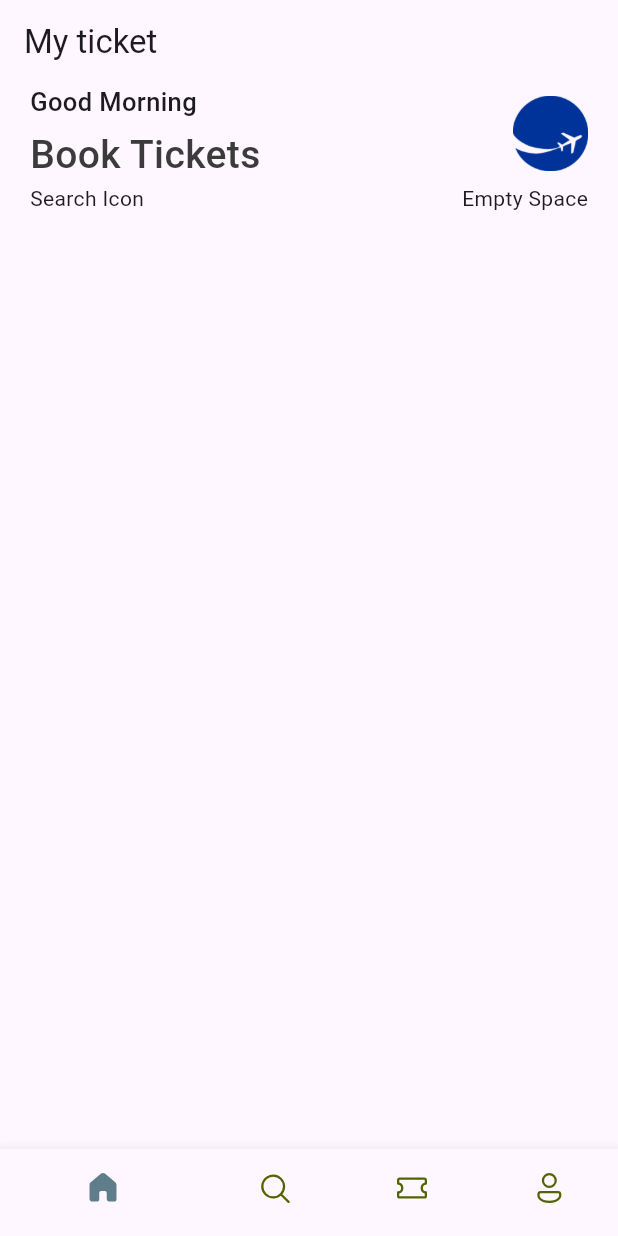
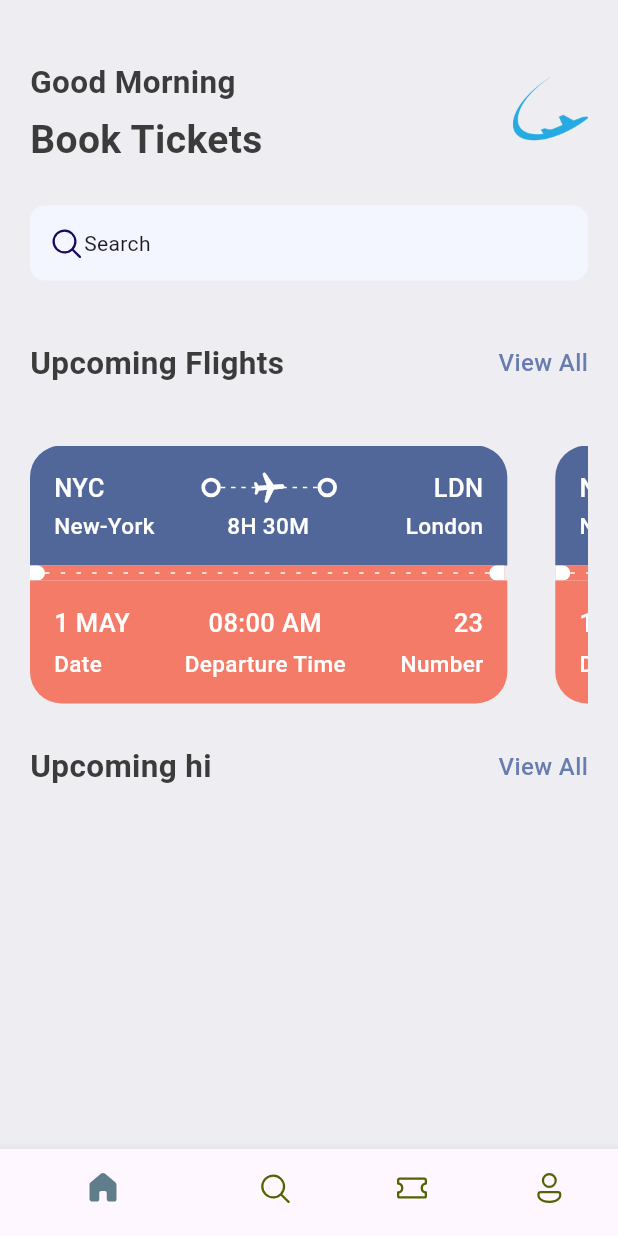
Before and after one commit to SitiFatimah0403/TicketApp_SSE3401, a Flutter app: the screen it shows after launch, on a phone screen of 412 x 824 dp. Run offline on Flutter 3.47's test engine with Material 3 defaults, Android fonts, the phone set to English and light mode, and no system bars; our stand-ins replace fluentui_icons.

Commit message:
Update: latest code and assets for TicketApp

```diff
--- a/lib/base/bottom_nav_bar.dart
+++ b/lib/base/bottom_nav_bar.dart
@@ -30,7 +30,7 @@ class _BottomNavBarState extends State<BottomNavBar> {
   @override
   Widget build(BuildContext context) {
     return Scaffold(
-      appBar: AppBar(title: const Text("My ticket")),
+
       body: appScreen[_selectedIndex], //Step 3: Show selected screen
       bottomNavigationBar: BottomNavigationBar(
         currentIndex: _selectedIndex, //Track current index
--- /dev/null
+++ b/lib/base/res/media.dart
@@ -0,0 +1,8 @@
+class AppMedia{
+ // static const _baseImage = "assets/images/"; //underscore = private variabless
+  static const logo = 'assets/images/Wv_logo_proposal_flying_plane_contorted.png';
+
+
+
+
+}
--- a/lib/base/res/styles/app_style.dart
+++ b/lib/base/res/styles/app_style.dart
@@ -1,18 +1,37 @@
+import 'package:flutter/cupertino.dart';
 import 'package:flutter/material.dart';
+import 'package:ticket_app_223846/base/res/styles/app_style.dart';
+import 'package:ticket_app_223846/base/res/styles/widgets/app_double_text.dart';
 
 Color primary = const Color(0xFF687daf);
 
-class AppStyle {
-  static Color primaryColur = primary;
-  static Color textColour = const Color(0xFF3b3b3b);
+class AppStyles {
+  static Color primaryColor = primary;
+  static Color bgColor = Color(0xFFeeeedF2);
 
-  static TextStyle headLineStyle1 = TextStyle( // sini tak leh letak const sbb color tu dynamic, can be changed any time
+  static Color textColor = Color(0xFF3b3b3b);
+  static Color ticketBlue = const Color(0xFF526799);
+  static Color ticketOrange = const Color(0xFFF37B67);
+  static TextStyle textStyle= TextStyle(fontSize: 16, color: textColor, fontWeight: FontWeight.w500);
+  static TextStyle headLineStyle1 = TextStyle(
     fontSize: 26,
-    fontWeight: FontWeight.w500,
-    color: AppStyle.textColour,
+    fontWeight: FontWeight.bold,
+    color: textColor,
   );
-  static TextStyle headLineStyle2 = const TextStyle(  //sini ada const sbb anak dia static
+
+  static TextStyle headLineStyle2 = TextStyle(
+    fontSize: 21,
+    fontWeight: FontWeight.bold,
+    color: textColor
+  );
+
+  static TextStyle headLineStyle3 = TextStyle(
     fontSize: 17,
     fontWeight: FontWeight.w500,
   );
+
+  static TextStyle headLineStyle4 = TextStyle(
+    fontSize: 15,
+    fontWeight: FontWeight.w500,
+  );
 }
--- /dev/null
+++ b/lib/base/res/styles/widgets/app_coloum_text_layout.dart
@@ -0,0 +1,22 @@
+import 'package:flutter/material.dart';
+import 'package:ticket_app_223846/base/res/styles/widgets/text_style_forth.dart';
+import 'package:ticket_app_223846/base/res/styles/widgets/text_style_third.dart';
+
+class AppColoumTextLayout extends StatelessWidget {
+  final String topText;
+  final String bottomText;
+  final CrossAxisAlignment alignment;
+  const AppColoumTextLayout({super.key, required this.topText, required this.bottomText, required this.alignment});
+
+  @override
+  Widget build(BuildContext context) {
+    return Column(
+      crossAxisAlignment: alignment,
+      children: [
+        TextStyleThird(text: topText),
+        const SizedBox(height: 5),
+        TextStyleForth(text: bottomText),
+      ],
+    );
+  }
+}
--- /dev/null
+++ b/lib/base/res/styles/widgets/app_double_text.dart
@@ -0,0 +1,27 @@
+import 'package:flutter/material.dart';
+import 'package:ticket_app_223846/base/res/styles/app_style.dart';
+
+class AppDoubleText extends StatelessWidget {
+  const AppDoubleText({Key? key, required this.bigText, required this.smallText}) : super(key: key);
+
+  final String bigText;
+  final String smallText;
+
+  @override
+  Widget build(BuildContext context) {
+    return Row(
+      mainAxisAlignment: MainAxisAlignment.spaceBetween,
+      children: [
+        Text(bigText, style: AppStyles.headLineStyle2),
+        InkWell(
+          onTap: () {
+            // Add your tap logic here
+          },
+          child: Text(smallText, style: AppStyles.textStyle.copyWith(
+            color: AppStyles.primaryColor
+          )),
+        )
+      ],
+    );
+  }
+}
--- /dev/null
+++ b/lib/base/res/styles/widgets/app_layoutbuilder_widget.dart
@@ -0,0 +1,27 @@
+import 'package:flutter/material.dart';
+
+class AppLayoutBuilderWidget extends StatelessWidget {
+  final int randomDivider;
+
+  const AppLayoutBuilderWidget({super.key, required this.randomDivider});
+
+  @override
+  Widget build(BuildContext context) {
+    return LayoutBuilder(builder: (BuildContext context, BoxConstraints constraints){
+      print("${constraints.constrainWidth()/randomDivider.floor()}");
+      return Row(
+        mainAxisAlignment: MainAxisAlignment.spaceBetween,
+        //direction: Axis.horizontal,
+        children: List.generate((constraints.constrainWidth()/randomDivider).floor(), (index) => SizedBox(
+          width: 3, height: 1, child: DecoratedBox(decoration: BoxDecoration(
+            color: Colors.white,
+          )),
+        )),
+
+
+      );
+
+
+    });
+  }
+}
--- /dev/null
+++ b/lib/base/res/styles/widgets/big_circle.dart
@@ -0,0 +1,29 @@
+import 'package:flutter/material.dart';
+
+class BigCircle extends StatelessWidget {
+  final bool isRight; // Specify type
+
+  const BigCircle({super.key, required this.isRight}); // Fix colon
+
+  @override
+  Widget build(BuildContext context) {
+    return SizedBox(
+      height: 20,
+      width: 10,
+      child: DecoratedBox(
+        decoration: BoxDecoration(
+          color: Colors.white,
+          borderRadius: isRight
+              ? const BorderRadius.only(
+                  topLeft: Radius.circular(10),
+                  bottomLeft: Radius.circular(10),
+                )
+              : const BorderRadius.only(
+                  topRight: Radius.circular(10),
+                  bottomRight: Radius.circular(10),
+                ),
+        ),
+      ),
+    );
+  }
+}
--- /dev/null
+++ b/lib/base/res/styles/widgets/big_dot.dart
@@ -0,0 +1,17 @@
+import 'package:flutter/material.dart';
+
+class BigDot extends StatelessWidget {
+  const BigDot({super.key});
+
+  @override
+  Widget build(BuildContext context) {
+    return Container(
+      padding: EdgeInsets.all(4),
+      decoration: BoxDecoration(
+        border: Border.all(width: 2.5, color: Colors.white),
+        borderRadius: BorderRadius.circular(20)
+      ),
+
+    );
+  }
+}
--- /dev/null
+++ b/lib/base/res/styles/widgets/text_style_forth.dart
@@ -0,0 +1,17 @@
+import 'package:flutter/material.dart';
+import 'package:ticket_app_223846/base/res/styles/app_style.dart';
+
+class TextStyleForth extends StatelessWidget {
+  final String text;
+  final TextAlign align;
+  const TextStyleForth({super.key, required this.text, this.align= TextAlign.start});
+
+  @override
+  Widget build(BuildContext context) {
+    return Text(
+      text,
+      textAlign: align,
+      style: AppStyles.headLineStyle4.copyWith(color: Colors.white),
+    );
+  }
+}
--- /dev/null
+++ b/lib/base/res/styles/widgets/text_style_third.dart
@@ -0,0 +1,17 @@
+import 'package:flutter/material.dart';
+import 'package:ticket_app_223846/base/res/styles/app_style.dart';
+
+class TextStyleThird extends StatelessWidget {
+  final String text;
+  final TextAlign align;
+  const TextStyleThird({super.key, required this.text,  this.align= TextAlign.start});
+
+  @override
+  Widget build(BuildContext context) {
+    return Text(
+      text,
+      textAlign: align,
+      style: AppStyles.headLineStyle3.copyWith(color: Colors.white),
+    );
+  }
+}
--- /dev/null
+++ b/lib/base/utils/all_jsn.dart
@@ -0,0 +1,43 @@
+List<Map<String, dynamic>> ticketList = [
+  {
+    'from': {
+      'code':"NYC",
+      'name':"New-York"
+    },
+    'to': {
+      'code':"LDN",
+      'name':"London"
+    },
+    'flying_time': '8H 30M',
+    'date': "1 MAY",
+    'departure_time':"08:00 AM",
+    "number":23
+  },
+  {
+    'from': {
+      'code':"DK",
+      'name':"Dhaka"
+    },
+    'to': {
+      'code':"SH",
+      'name':"Shanghai"
+    },
+    'flying_time': '4H 20M',
+    'date': "10 MAY",
+    'departure_time':"09:00 AM",
+    "number":45
+  },
+];
+class AppRoutes{
+
+  static const homePage = "/";
+
+  static const allTickets = "/all_tickets";
+
+  static const ticketScreen = "/ticket_screen";
+
+  static const allHotels = "/all_hotels";
+
+  static const hotelDetail = "/hotel_detail";
+
+}
--- a/lib/main.dart
+++ b/lib/main.dart
@@ -29,13 +29,12 @@ class MyApp extends StatelessWidget {
   @override
   Widget build(BuildContext context) {
     return MaterialApp(
-
+      debugShowCheckedModeBanner: false,
       title: 'Flutter Demo',
       theme: ThemeData(
         colorScheme: ColorScheme.fromSeed(seedColor: const Color.fromARGB(255, 153, 110, 227)),
       ),
-      home:  BottomNavBar()
+      home: BottomNavBar(),
     );
-
   }
 }
--- a/lib/screens/home_screen.dart
+++ b/lib/screens/home_screen.dart
@@ -1,5 +1,9 @@
+import 'package:fluentui_icons/fluentui_icons.dart';
 import 'package:flutter/material.dart';
+import 'package:ticket_app_223846/base/res/media.dart';
 import 'package:ticket_app_223846/base/res/styles/app_style.dart';
+import 'package:ticket_app_223846/base/res/styles/widgets/app_double_text.dart';
+import 'package:ticket_app_223846/screens/ticket_view.dart';
 
 class HomeScreen extends StatelessWidget {
   const HomeScreen({super.key});
@@ -7,8 +11,10 @@ class HomeScreen extends StatelessWidget {
   @override
   Widget build(BuildContext context) {
     return Scaffold(
+      backgroundColor: AppStyles.bgColor,
       body: ListView(
         children: [
+          const SizedBox(height: 40),
           Container(
             padding: const EdgeInsets.symmetric(horizontal: 20),
 
@@ -23,16 +29,12 @@ class HomeScreen extends StatelessWidget {
                       crossAxisAlignment: CrossAxisAlignment.start,
 
                       children: [
-                        Text(
-                          "Good Morning",
-                          style: AppStyle.headLineStyle2
-                        ),
-                        const SizedBox(height: 5), //to create space between 2 lines
+                        Text("Good Morning", style: AppStyles.headLineStyle2),
+                        const SizedBox(
+                          height: 5,
+                        ), //to create space between 2 lines
 
-                        Text(
-                          "Book Tickets",
-                          style: AppStyle.headLineStyle1
-                        ),
+                        Text("Book Tickets", style: AppStyles.headLineStyle1),
                       ],
                     ),
                     Container(
@@ -41,19 +43,56 @@ class HomeScreen extends StatelessWidget {
                       decoration: BoxDecoration(
                         borderRadius: BorderRadius.circular(10),
                         image: DecorationImage(
-                          image: AssetImage("assets/images/pngwing.com.png"))
+                          image: AssetImage(AppMedia.logo),
+                        ),
                       ),
-
-
-                      ),//adding image
+                    ), //adding image
                   ],
                 ),
-                Row(
-                  //apply style to the row widgets :
-                  mainAxisAlignment: MainAxisAlignment.spaceBetween,
+                SizedBox(height: 25),
+                Container(
+                  width: double.infinity, // or set a reasonable width like 200
+                  height: 50,
+                  padding: const EdgeInsets.symmetric(
+                    horizontal: 12,
+                    vertical: 12,
+                  ),
+                  decoration: BoxDecoration(
+                    borderRadius: BorderRadius.circular(10),
+                    color: const Color.fromARGB(255, 244, 246, 255),
+                  ),
+                  child: const Row(
+                    //mainAxisAlignment: MainAxisAlignment.spaceBetween,
+                    children: [
+                      Icon(
+                        FluentSystemIcons.ic_fluent_search_regular,
+                        color: Color.fromARGB(255, 25, 8, 95),
+                      ),
+                      Text("Search"),
+                    ],
+                  ),
+                ),
+                const SizedBox(height: 40),
+                const AppDoubleText(
+                  bigText: 'Upcoming Flights',
+                  smallText: 'View All',
+                ),
 
-                  children: [Text("Search Icon"), Text("Empty Space")],
+                const SizedBox(height: 40),
+                const SingleChildScrollView(
+                  scrollDirection: Axis.horizontal,
+                  child: Row(
+                    children: [
+                      TicketView(),
+                      TicketView(),
+                    ],
+                  )),
+                const SizedBox(height: 20),
+                const AppDoubleText(
+                  bigText: 'Upcoming hi',
+                  smallText: 'View All',
                 ),
+                const SizedBox(height: 20),
               ],
             ),
           ),
--- /dev/null
+++ b/lib/screens/ticket_view.dart
@@ -0,0 +1,128 @@
+import 'package:flutter/cupertino.dart';
+import 'package:flutter/material.dart';
+import 'package:ticket_app_223846/base/res/styles/app_style.dart';
+import 'package:ticket_app_223846/base/res/styles/widgets/app_coloum_text_layout.dart';
+import 'package:ticket_app_223846/base/res/styles/widgets/app_layoutbuilder_widget.dart';
+import 'package:ticket_app_223846/base/res/styles/widgets/big_circle.dart';
+import 'package:ticket_app_223846/base/res/styles/widgets/big_dot.dart';
+import 'package:ticket_app_223846/base/res/styles/widgets/text_style_forth.dart';
+import 'package:ticket_app_223846/base/res/styles/widgets/text_style_third.dart';
+
+class TicketView extends StatelessWidget {
+  const TicketView({super.key});
+
+  @override
+  Widget build(BuildContext context) {
+    final size = MediaQuery.of(context).size;
+
+    return SizedBox(
+      width: size.width * 0.85,
+      height: 179,
+      child: Container(
+        margin: const EdgeInsets.only(right: 16),
+        child: Column(
+          children: [
+            // Top blue section
+            Container(
+              margin: const EdgeInsets.only(right: 16),
+              padding: const EdgeInsets.all(16),
+              decoration: BoxDecoration(
+                color: AppStyles.ticketBlue,
+                borderRadius: const BorderRadius.only(
+                  topLeft: Radius.circular(21),
+                  topRight: Radius.circular(21),
+                ),
+              ),
+              child: Column(
+                children: [
+                  // First row: airport codes with icons
+                  Row(
+                    mainAxisAlignment: MainAxisAlignment.spaceBetween,
+                    children: [
+                      const TextStyleThird(text: "NYC"),
+                      const Spacer(),
+                      const BigDot(),
+                      Expanded(
+                        child: Stack(
+                          children: [
+                            SizedBox(
+                              height: 24,
+                              child: AppLayoutBuilderWidget(randomDivider: 6),
+                            ),
+                            Center(
+                              child: Transform.rotate(
+                                angle: 1.5,
+                                child: const Icon(
+                                  Icons.local_airport_rounded,
+                                  color: Colors.white,
+                                ),
+                              ),
+                            ),
+                          ],
+                        ),
+                      ),
+                      const BigDot(),
+                      const Spacer(),
+                      const TextStyleThird(text: "LDN"),
+                    ],
+                  ),
+                  const SizedBox(height: 3),
+
+                  // Second row: city names and flight time
+                  Row(
+                    mainAxisAlignment: MainAxisAlignment.spaceBetween,
+                    children: const [
+                      TextStyleForth(text: "New-York"),
+                      TextStyleForth(text: "8H 30M    "),
+                      TextStyleForth(text: "London"),
+                    ],
+                  ),
+                ],
+              ),
+            ),
+
+            // Middle orange separator with dashed line
+            Container(
+              margin: const EdgeInsets.only(right: 18),
+              height: 10,
+              color: AppStyles.ticketOrange,
+              child: Row(
+                children: [
+                  const BigCircle(isRight: false),
+                  Expanded(child: AppLayoutBuilderWidget(randomDivider: 10)),
+                  const BigCircle(isRight: true),
+                ],
+              ),
+            ),
+
+            // Bottom orange section
+            Container(
+              margin: const EdgeInsets.only(right: 16),
+              padding: const EdgeInsets.all(16),
+              decoration: BoxDecoration(
+                color: AppStyles.ticketOrange,
+                borderRadius: const BorderRadius.only(
+                  bottomLeft: Radius.circular(21),
+                  bottomRight: Radius.circular(21),
+                ),
+              ),
+              child: Column(
+                children: [
+                  // Labeled columns for each field
+                  Row(
+                    mainAxisAlignment: MainAxisAlignment.spaceBetween,
+                    children: [
+                      AppColoumTextLayout(topText: "1 MAY",bottomText: "Date", alignment: CrossAxisAlignment.start,),
+                      AppColoumTextLayout(topText: "08:00 AM",bottomText: "Departure Time",alignment: CrossAxisAlignment.center,),
+                      AppColoumTextLayout(topText: "23",bottomText: "Number",alignment: CrossAxisAlignment.end,),
+                    ],
+                  ),
+                ],
+              ),
+            ),
+          ],
+        ),
+      ),
+    );
+  }
+}
```
Also changed, not shown: assets/images/Wv_logo_proposal_flying_plane_contorted.png (added).
